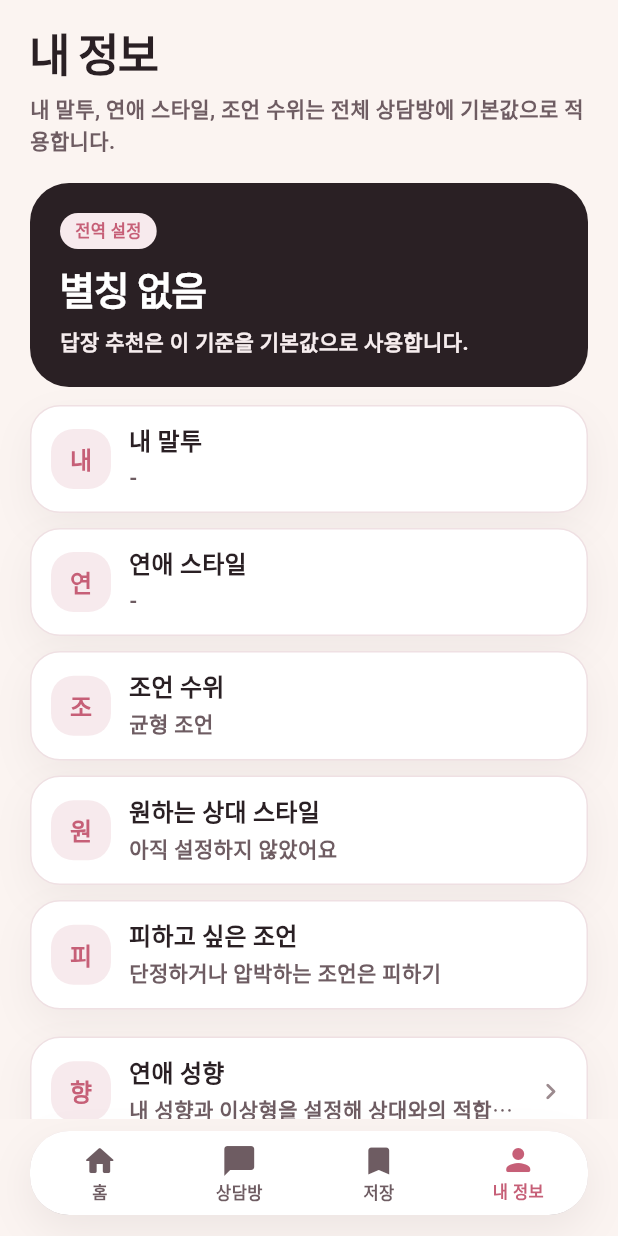
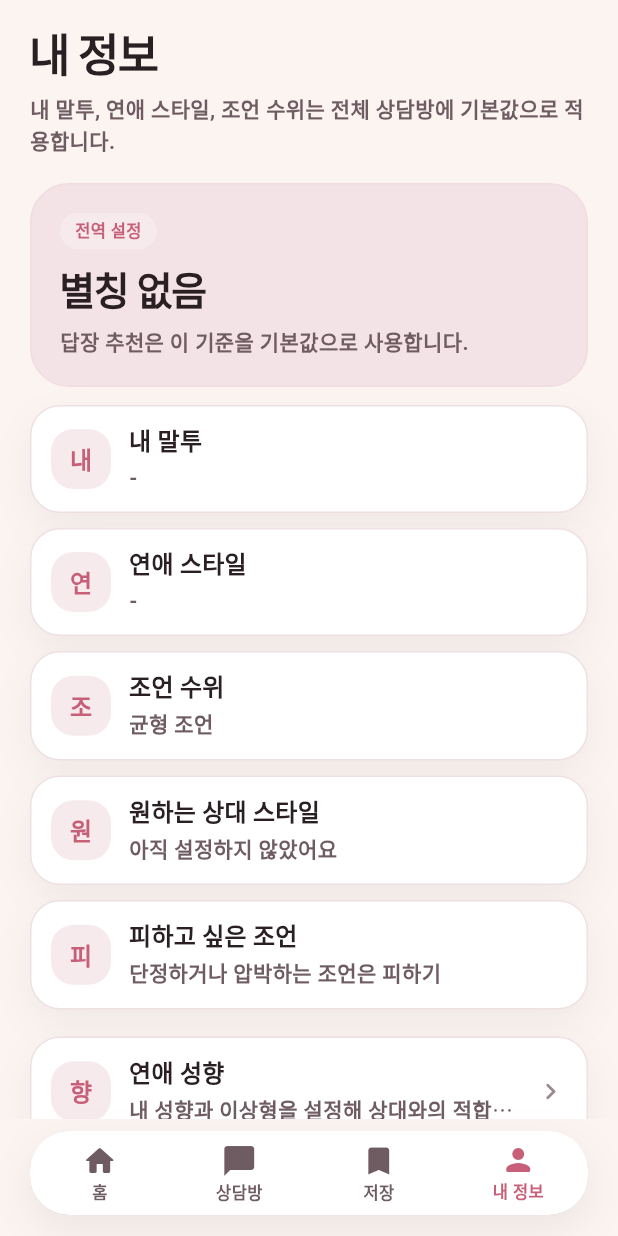
Before and after one commit to kjh5848/flirting-hell, a Flutter app: the AppShell screen opened directly with empty values, item 4 of the bottom bar chosen, on a phone screen of 412 x 824 dp. Run offline on Flutter 3.47's test engine with Material 3 defaults, Android fonts, the phone set to English and light mode, and no system bars; our stand-ins replace dio, firebase_auth, firebase_core, flutter_riverpod, go_router; accounts and stored records are empty; network calls fail; Roboto replaces fonts that are missing (Pretendard).

Commit message:
다듬기 2차: 프로필 헤더 블러시 통일 + 빈 상태 카피 + 홈 스태거 모션
- 프로필 검정 헤더 → 블러시(heroSurface)로 통일, 다크 대비 부담 제거
- 상담방 상세 빈 고민: 큰 제목 '아직 입력된 고민이 없어요' → 부드러운 안내 문구
- FadeInUp에 delay(stagger) 추가, 홈 하단 섹션 90ms 지연 진입

검증: 모바일 analyze+test green.

Co-Authored-By: Claude Opus 4.8 (1M context) <noreply@anthropic.com>

```diff
--- a/apps/mobile/lib/features/home/presentation/home_screen.dart
+++ b/apps/mobile/lib/features/home/presentation/home_screen.dart
@@ -69,7 +69,9 @@ class HomeScreen extends ConsumerWidget {
           ),
         ),
         const SizedBox(height: 16),
-        bootstrapAsync.when(
+        FadeInUp(
+          delay: const Duration(milliseconds: 90),
+          child: bootstrapAsync.when(
           data: (snapshot) {
             final rooms = snapshot?.recentRooms ?? const [];
             if (rooms.isEmpty) {
@@ -140,7 +142,7 @@ class HomeScreen extends ConsumerWidget {
             title: '내 정보를 불러오는 중',
             body: '사용자 설정, 분석권, 최근 상담방을 확인하고 있습니다.',
           ),
-        ),
+        )),
       ],
     );
   }
--- a/apps/mobile/lib/features/profile/presentation/profile_screen.dart
+++ b/apps/mobile/lib/features/profile/presentation/profile_screen.dart
@@ -2,6 +2,7 @@ import 'package:flutter/material.dart';
 import 'package:flutter_riverpod/flutter_riverpod.dart';
 import 'package:go_router/go_router.dart';
 
+import '../../../core/theme/app_theme.dart';
 import '../../../core/widgets/app_status_chip.dart';
 import '../../../core/widgets/compact_list_tile_card.dart';
 import '../../../core/widgets/screen_frame.dart';
@@ -24,8 +25,9 @@ class ProfileScreen extends ConsumerWidget {
       children: [
         DecoratedBox(
           decoration: BoxDecoration(
-            color: const Color(0xFF2A2024),
+            color: AppTheme.heroSurface,
             borderRadius: BorderRadius.circular(26),
+            border: Border.all(color: AppTheme.heroBorder),
           ),
           child: Padding(
             padding: const EdgeInsets.all(20),
@@ -37,7 +39,7 @@ class ProfileScreen extends ConsumerWidget {
                 Text(
                   profile?.nickname ?? '별칭 없음',
                   style: const TextStyle(
-                    color: Colors.white,
+                    color: AppTheme.ink,
                     fontSize: 26,
                     fontWeight: FontWeight.w900,
                     height: 1.1,
@@ -47,9 +49,7 @@ class ProfileScreen extends ConsumerWidget {
                 const SizedBox(height: 8),
                 Text(
                   '답장 추천은 이 기준을 기본값으로 사용합니다.',
-                  style: Theme.of(context).textTheme.bodyMedium?.copyWith(
-                        color: const Color(0xFFF6EDEE),
-                      ),
+                  style: Theme.of(context).textTheme.bodyMedium,
                 ),
               ],
             ),
```
Also changed, not shown: apps/mobile/lib/core/widgets/fade_in_up.dart (+17 -1 lines), apps/mobile/lib/features/rooms/presentation/room_detail_screen.dart (+10 -4 lines).
